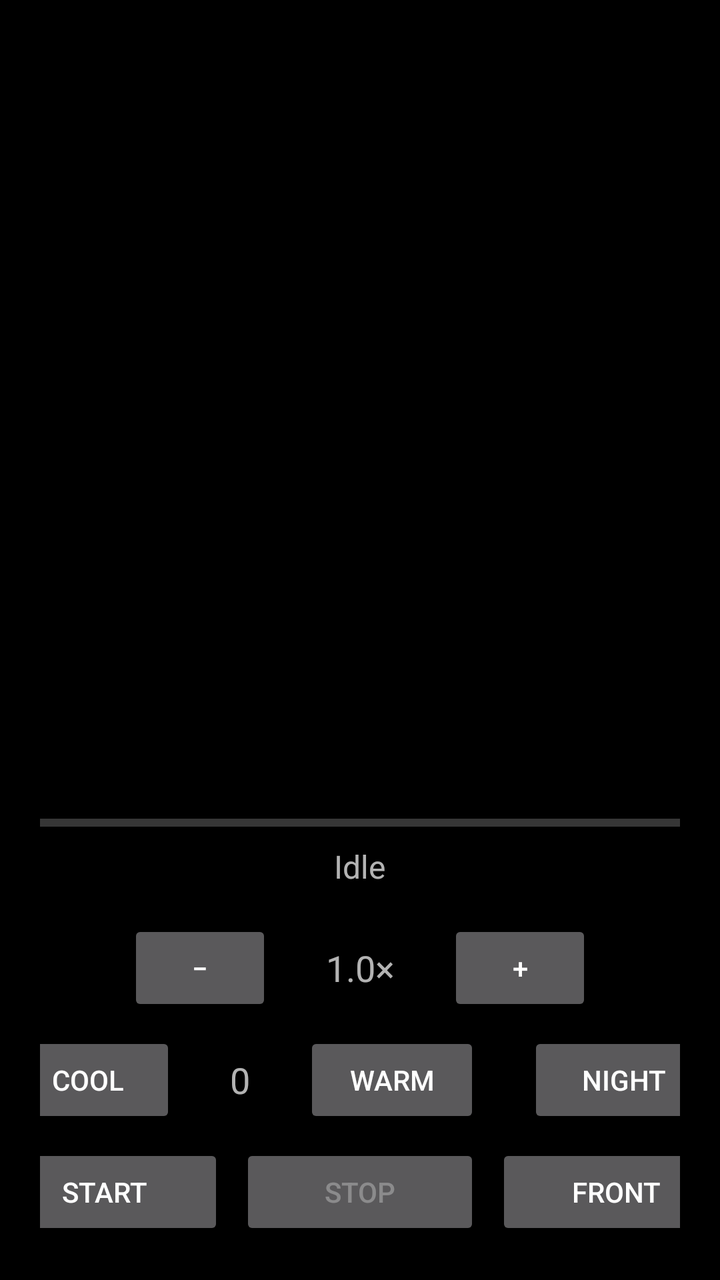
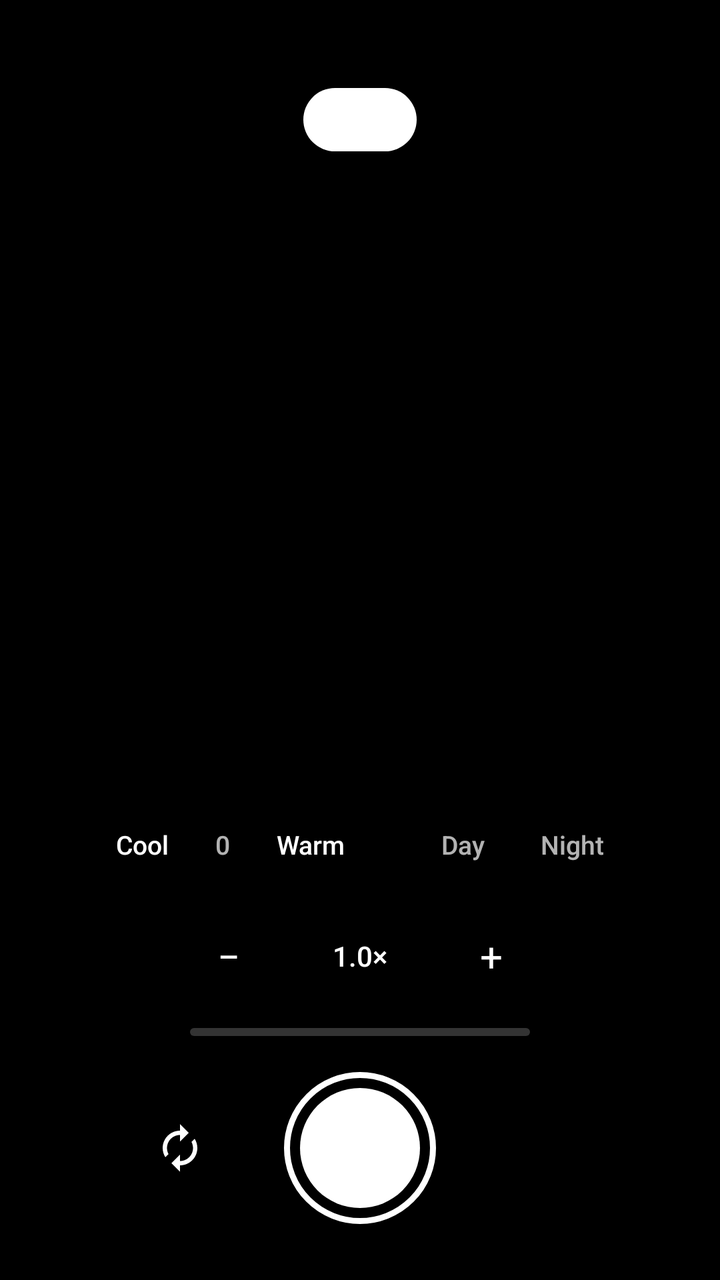

The first picture is an Android layout as it rendered before a commit; the second is the same layout after the commit. The layout source and the unified diff follow.
<!-- AndroidManifest.xml: application theme Theme.CatCam -->
<!-- res/layout/activity_main.xml -->
<?xml version="1.0" encoding="utf-8"?>
<LinearLayout xmlns:android="http://schemas.android.com/apk/res/android"
    android:orientation="vertical"
    android:gravity="center_horizontal"
    android:padding="20dp"
    android:layout_width="match_parent"
    android:layout_height="match_parent">

    <TextureView
        android:id="@+id/preview"
        android:layout_width="match_parent"
        android:layout_height="0dp"
        android:layout_weight="1"
        android:layout_marginBottom="8dp" />

    
    <ProgressBar
        android:id="@+id/audio_level"
        style="?android:attr/progressBarStyleHorizontal"
        android:max="100"
        android:progress="0"
        android:layout_marginBottom="8dp"
        android:layout_width="match_parent"
        android:layout_height="6dp" />

    <TextView
        android:id="@+id/status"
        android:text="Idle"
        android:textSize="16sp"
        android:gravity="center"
        android:layout_marginBottom="16dp"
        android:layout_width="wrap_content"
        android:layout_height="wrap_content" />

    
    <LinearLayout
        android:orientation="horizontal"
        android:gravity="center"
        android:layout_marginBottom="8dp"
        android:layout_width="wrap_content"
        android:layout_height="wrap_content">

        <Button
            android:id="@+id/zoom_out"
            android:text="−"
            android:layout_marginEnd="8dp"
            android:layout_width="72dp"
            android:layout_height="wrap_content" />

        <TextView
            android:id="@+id/zoom_label"
            android:text="1.0×"
            android:textSize="18sp"
            android:gravity="center"
            android:layout_width="72dp"
            android:layout_height="wrap_content" />

        <Button
            android:id="@+id/zoom_in"
            android:text="+"
            android:layout_marginStart="8dp"
            android:layout_width="72dp"
            android:layout_height="wrap_content" />
    </LinearLayout>

    <LinearLayout
        android:orientation="horizontal"
        android:gravity="center"
        android:layout_marginBottom="8dp"
        android:layout_width="wrap_content"
        android:layout_height="wrap_content">

        <Button
            android:id="@+id/tone_cool"
            android:text="Cool"
            android:layout_marginEnd="8dp"
            android:layout_width="88dp"
            android:layout_height="wrap_content" />

        <TextView
            android:id="@+id/tone_label"
            android:text="0"
            android:textSize="18sp"
            android:gravity="center"
            android:layout_width="48dp"
            android:layout_height="wrap_content" />

        <Button
            android:id="@+id/tone_warm"
            android:text="Warm"
            android:layout_marginStart="8dp"
            android:layout_width="88dp"
            android:layout_height="wrap_content" />

        <Button
            android:id="@+id/day_night"
            android:text="Night"
            android:layout_marginStart="24dp"
            android:layout_width="96dp"
            android:layout_height="wrap_content" />
    </LinearLayout>

    <LinearLayout
        android:orientation="horizontal"
        android:gravity="center"
        android:layout_width="wrap_content"
        android:layout_height="wrap_content">

        <Button
            android:id="@+id/start"
            android:text="Start"
            android:layout_marginEnd="8dp"
            android:layout_width="120dp"
            android:layout_height="wrap_content" />

        <Button
            android:id="@+id/stop"
            android:text="Stop"
            android:enabled="false"
            android:layout_marginEnd="8dp"
            android:layout_width="120dp"
            android:layout_height="wrap_content" />

        <Button
            android:id="@+id/flip"
            android:text="Front"
            android:layout_width="120dp"
            android:layout_height="wrap_content" />
    </LinearLayout>
</LinearLayout>
<!-- resources referenced by this layout -->
<resources>
  <style name="Theme.CatCam" parent="Theme.AppCompat.NoActionBar">
          <item name="android:windowBackground">@android:color/black</item>
          <item name="android:colorAccent">#4CAF50</item>
      </style>
</resources>

<!-- the commit's change to res/layout/activity_main.xml (unified diff, before → after) -->
@@ -1,130 +1,235 @@
 <?xml version="1.0" encoding="utf-8"?>
-<LinearLayout xmlns:android="http://schemas.android.com/apk/res/android"
-    android:orientation="vertical"
-    android:gravity="center_horizontal"
-    android:padding="20dp"
+<FrameLayout xmlns:android="http://schemas.android.com/apk/res/android"
+    android:id="@+id/root"
     android:layout_width="match_parent"
-    android:layout_height="match_parent">
-
+    android:layout_height="match_parent"
+    android:background="@android:color/black">
+
+    
     <TextureView
         android:id="@+id/preview"
         android:layout_width="match_parent"
-        android:layout_height="0dp"
-        android:layout_weight="1"
-        android:layout_marginBottom="8dp" />
-
-    
-    <ProgressBar
-        android:id="@+id/audio_level"
-        style="?android:attr/progressBarStyleHorizontal"
-        android:max="100"
-        android:progress="0"
-        android:layout_marginBottom="8dp"
-        android:layout_width="match_parent"
-        android:layout_height="6dp" />
+        android:layout_height="match_parent" />
 
     <TextView
-        android:id="@+id/status"
+        android:id="@+id/status_pill"
+        android:layout_gravity="top|center_horizontal"
+        android:layout_marginTop="44dp"
+        android:paddingStart="16dp"
+        android:paddingEnd="16dp"
+        android:paddingTop="7dp"
+        android:paddingBottom="7dp"
+        android:background="@drawable/pill_solid"
         android:text="Idle"
-        android:textSize="16sp"
-        android:gravity="center"
-        android:layout_marginBottom="16dp"
+        android:textColor="#FFFFFFFF"
+        android:textSize="13sp"
+        android:fontFamily="sans-serif-medium"
+        android:letterSpacing="0.06"
         android:layout_width="wrap_content"
         android:layout_height="wrap_content" />
 
-    
     <LinearLayout
-        android:orientation="horizontal"
-        android:gravity="center"
-        android:layout_marginBottom="8dp"
-        android:layout_width="wrap_content"
+        android:id="@+id/control_stack"
+        android:orientation="vertical"
+        android:gravity="center_horizontal"
+        android:layout_gravity="bottom|center_horizontal"
+        android:layout_marginBottom="26dp"
+        android:layout_width="match_parent"
         android:layout_height="wrap_content">
 
-        <Button
-            android:id="@+id/zoom_out"
-            android:text="−"
-            android:layout_marginEnd="8dp"
-            android:layout_width="72dp"
-            android:layout_height="wrap_content" />
-
-        <TextView
-            android:id="@+id/zoom_label"
-            android:text="1.0×"
-            android:textSize="18sp"
-            android:gravity="center"
-            android:layout_width="72dp"
-            android:layout_height="wrap_content" />
-
-        <Button
-            android:id="@+id/zoom_in"
-            android:text="+"
-            android:layout_marginStart="8dp"
-            android:layout_width="72dp"
-            android:layout_height="wrap_content" />
+        
+        <LinearLayout
+            android:orientation="horizontal"
+            android:gravity="center_vertical"
+            android:layout_width="wrap_content"
+            android:layout_height="wrap_content">
+
+            <LinearLayout
+                android:orientation="horizontal"
+                android:gravity="center_vertical"
+                android:background="@drawable/pill_scrim"
+                android:paddingStart="6dp"
+                android:paddingEnd="6dp"
+                android:paddingTop="4dp"
+                android:paddingBottom="4dp"
+                android:layout_width="wrap_content"
+                android:layout_height="wrap_content">
+
+                <TextView
+                    android:id="@+id/tone_cool"
+                    android:text="Cool"
+                    android:textColor="#FFFFFFFF"
+                    android:textSize="13sp"
+                    android:fontFamily="sans-serif-medium"
+                    android:paddingStart="12dp"
+                    android:paddingEnd="12dp"
+                    android:paddingTop="7dp"
+                    android:paddingBottom="7dp"
+                    android:background="?attr/selectableItemBackgroundBorderless"
+                    android:layout_width="wrap_content"
+                    android:layout_height="wrap_content" />
+
+                <TextView
+                    android:id="@+id/tone_label"
+                    android:text="0"
+                    android:textColor="#B3FFFFFF"
+                    android:textSize="13sp"
+                    android:fontFamily="sans-serif-medium"
+                    android:gravity="center"
+                    android:minWidth="30dp"
+                    android:layout_width="wrap_content"
+                    android:layout_height="wrap_content" />
+
+                <TextView
+                    android:id="@+id/tone_warm"
+                    android:text="Warm"
+                    android:textColor="#FFFFFFFF"
+                    android:textSize="13sp"
+                    android:fontFamily="sans-serif-medium"
+                    android:paddingStart="12dp"
+                    android:paddingEnd="12dp"
+                    android:paddingTop="7dp"
+                    android:paddingBottom="7dp"
+                    android:background="?attr/selectableItemBackgroundBorderless"
+                    android:layout_width="wrap_content"
+                    android:layout_height="wrap_content" />
+            </LinearLayout>
+
+            <Space
+                android:layout_width="12dp"
+                android:layout_height="1dp" />
+
+            <LinearLayout
+                android:orientation="horizontal"
+                android:background="@drawable/pill_scrim"
+                android:padding="4dp"
+                android:layout_width="wrap_content"
+                android:layout_height="wrap_content">
+
+                <TextView
+                    android:id="@+id/seg_day"
+                    android:text="Day"
+                    android:textColor="#B3FFFFFF"
+                    android:textSize="13sp"
+                    android:fontFamily="sans-serif-medium"
+                    android:paddingStart="14dp"
+                    android:paddingEnd="14dp"
+                    android:paddingTop="6dp"
+                    android:paddingBottom="6dp"
+                    android:layout_width="wrap_content"
+                    android:layout_height="wrap_content" />
+
+                <TextView
+                    android:id="@+id/seg_night"
+                    android:text="Night"
+                    android:textColor="#B3FFFFFF"
+                    android:textSize="13sp"
+                    android:fontFamily="sans-serif-medium"
+                    android:paddingStart="14dp"
+                    android:paddingEnd="14dp"
+                    android:paddingTop="6dp"
+                    android:paddingBottom="6dp"
+                    android:layout_width="wrap_content"
+                    android:layout_height="wrap_content" />
+            </LinearLayout>
+        </LinearLayout>
+
+        <Space
+            android:layout_width="1dp"
+            android:layout_height="14dp" />
+
+        
+        <LinearLayout
+            android:orientation="horizontal"
+            android:gravity="center_vertical"
+            android:layout_width="wrap_content"
+            android:layout_height="wrap_content">
+
+            <TextView
+                android:id="@+id/zoom_out"
+                android:text="−"
+                android:textColor="#FFFFFFFF"
+                android:textSize="20sp"
+                android:gravity="center"
+                android:background="@drawable/circle_scrim"
+                android:layout_width="44dp"
+                android:layout_height="44dp" />
+
+            <TextView
+                android:id="@+id/zoom_label"
+                android:text="1.0×"
+                android:textColor="#FFFFFFFF"
+                android:textSize="14sp"
+                android:fontFamily="sans-serif-medium"
+                android:gravity="center"
+                android:background="@drawable/pill_scrim"
+                android:paddingStart="16dp"
+                android:paddingEnd="16dp"
+                android:paddingTop="8dp"
+                android:paddingBottom="8dp"
+                android:layout_marginStart="14dp"
+                android:layout_marginEnd="14dp"
+                android:layout_width="wrap_content"
+                android:layout_height="wrap_content" />
+
+            <TextView
+                android:id="@+id/zoom_in"
+                android:text="+"
+                android:textColor="#FFFFFFFF"
+                android:textSize="20sp"
+                android:gravity="center"
+                android:background="@drawable/circle_scrim"
+                android:layout_width="44dp"
+                android:layout_height="44dp" />
+        </LinearLayout>
+
+        <Space
+            android:layout_width="1dp"
+            android:layout_height="14dp" />
+
+        <ProgressBar
+            android:id="@+id/audio_level"
+            style="?android:attr/progressBarStyleHorizontal"
+            android:progressDrawable="@drawable/mic_progress"
+            android:max="100"
+            android:progress="0"
+            android:layout_width="170dp"
+            android:layout_height="4dp" />
+
+        <Space
+            android:layout_width="1dp"
+            android:layout_height="16dp" />
+
+        
+        <FrameLayout
+            android:layout_width="match_parent"
+            android:layout_height="80dp">
+
+            <ImageView
+                android:id="@+id/btn_flip"
+                android:src="@drawable/ic_flip"
+                android:background="@drawable/circle_scrim"
+                android:scaleType="center"
+                android:contentDescription="Switch camera"
+                android:layout_gravity="start|center_vertical"
+                android:layout_marginStart="64dp"
+                android:layout_width="52dp"
+                android:layout_height="52dp" />
+
+            <FrameLayout
+                android:id="@+id/shutter"
+                android:background="@drawable/shutter_ring"
+                android:layout_gravity="center"
+                android:layout_width="76dp"
+                android:layout_height="76dp">
+
+                <View
+                    android:id="@+id/shutter_inner"
+                    android:background="@drawable/shutter_idle"
+                    android:layout_gravity="center"
+                    android:layout_width="60dp"
+                    android:layout_height="60dp" />
+            </FrameLayout>
+        </FrameLayout>
     </LinearLayout>
-
-    <LinearLayout
-        android:orientation="horizontal"
-        android:gravity="center"
-        android:layout_marginBottom="8dp"
-        android:layout_width="wrap_content"
-        android:layout_height="wrap_content">
-
-        <Button
-            android:id="@+id/tone_cool"
-            android:text="Cool"
-            android:layout_marginEnd="8dp"
-            android:layout_width="88dp"
-            android:layout_height="wrap_content" />
-
-        <TextView
-            android:id="@+id/tone_label"
-            android:text="0"
-            android:textSize="18sp"
-            android:gravity="center"
-            android:layout_width="48dp"
-            android:layout_height="wrap_content" />
-
-        <Button
-            android:id="@+id/tone_warm"
-            android:text="Warm"
-            android:layout_marginStart="8dp"
-            android:layout_width="88dp"
-            android:layout_height="wrap_content" />
-
-        <Button
-            android:id="@+id/day_night"
-            android:text="Night"
-            android:layout_marginStart="24dp"
-            android:layout_width="96dp"
-            android:layout_height="wrap_content" />
-    </LinearLayout>
-
-    <LinearLayout
-        android:orientation="horizontal"
-        android:gravity="center"
-        android:layout_width="wrap_content"
-        android:layout_height="wrap_content">
-
-        <Button
-            android:id="@+id/start"
-            android:text="Start"
-            android:layout_marginEnd="8dp"
-            android:layout_width="120dp"
-            android:layout_height="wrap_content" />
-
-        <Button
-            android:id="@+id/stop"
-            android:text="Stop"
-            android:enabled="false"
-            android:layout_marginEnd="8dp"
-            android:layout_width="120dp"
-            android:layout_height="wrap_content" />
-
-        <Button
-            android:id="@+id/flip"
-            android:text="Front"
-            android:layout_width="120dp"
-            android:layout_height="wrap_content" />
-    </LinearLayout>
-</LinearLayout>
+</FrameLayout>
<!-- resource entries referenced after the edit -->
@@ -1,5 +1,60 @@
 <!-- resources referenced by this layout -->
 <resources>
+  <!-- drawable circle_scrim (drawable) -->
+  <?xml version="1.0" encoding="utf-8"?>
+  <shape xmlns:android="http://schemas.android.com/apk/res/android" android:shape="oval">
+      <solid android:color="#59000000" />
+  </shape>
+  <!-- drawable ic_flip (drawable) -->
+  <?xml version="1.0" encoding="utf-8"?>
+  <vector xmlns:android="http://schemas.android.com/apk/res/android"
+      android:width="26dp" android:height="26dp"
+      android:viewportWidth="24" android:viewportHeight="24">
+      <path
+          android:fillColor="#FFFFFFFF"
+          android:pathData="M12 6v3l4-4-4-4v3c-4.42 0-8 3.58-8 8 0 1.57.46 3.03 1.24 4.26L6.7 14.8c-.45-.83-.7-1.79-.7-2.8 0-3.31 2.69-6 6-6zm6.76 1.74L17.3 9.2c.44.84.7 1.79.7 2.8 0 3.31-2.69 6-6 6v-3l-4 4 4 4v-3c4.42 0 8-3.58 8-8 0-1.57-.46-3.03-1.24-4.26z" />
+  </vector>
+  <!-- drawable mic_progress (drawable) -->
+  <?xml version="1.0" encoding="utf-8"?>
+  <layer-list xmlns:android="http://schemas.android.com/apk/res/android">
+      <item android:id="@android:id/background">
+          <shape android:shape="rectangle">
+              <solid android:color="#33FFFFFF" />
+              <corners android:radius="999dp" />
+          </shape>
+      </item>
+      <item android:id="@android:id/progress">
+          <clip>
+              <shape android:shape="rectangle">
+                  <solid android:color="#F2FFFFFF" />
+                  <corners android:radius="999dp" />
+              </shape>
+          </clip>
+      </item>
+  </layer-list>
+  <!-- drawable pill_scrim (drawable) -->
+  <?xml version="1.0" encoding="utf-8"?>
+  <shape xmlns:android="http://schemas.android.com/apk/res/android" android:shape="rectangle">
+      <solid android:color="#59000000" />
+      <corners android:radius="999dp" />
+  </shape>
+  <!-- drawable pill_solid (drawable) -->
+  <?xml version="1.0" encoding="utf-8"?>
+  <shape xmlns:android="http://schemas.android.com/apk/res/android" android:shape="rectangle">
+      <solid android:color="#FFFFFFFF" />
+      <corners android:radius="999dp" />
+  </shape>
+  <!-- drawable shutter_idle (drawable) -->
+  <?xml version="1.0" encoding="utf-8"?>
+  <shape xmlns:android="http://schemas.android.com/apk/res/android" android:shape="oval">
+      <solid android:color="#FFFFFFFF" />
+  </shape>
+  <!-- drawable shutter_ring (drawable) -->
+  <?xml version="1.0" encoding="utf-8"?>
+  <shape xmlns:android="http://schemas.android.com/apk/res/android" android:shape="oval">
+      <stroke android:width="3dp" android:color="#FFFFFFFF" />
+      <solid android:color="#26000000" />
+  </shape>
   <style name="Theme.CatCam" parent="Theme.AppCompat.NoActionBar">
           <item name="android:windowBackground">@android:color/black</item>
           <item name="android:colorAccent">#4CAF50</item>
